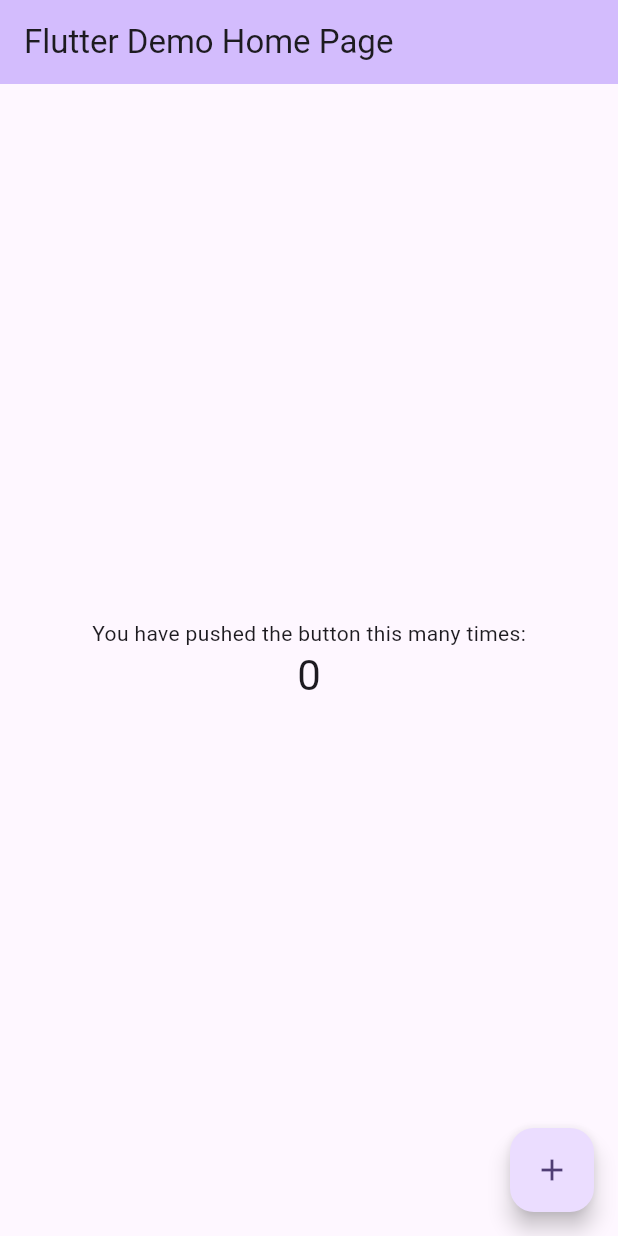
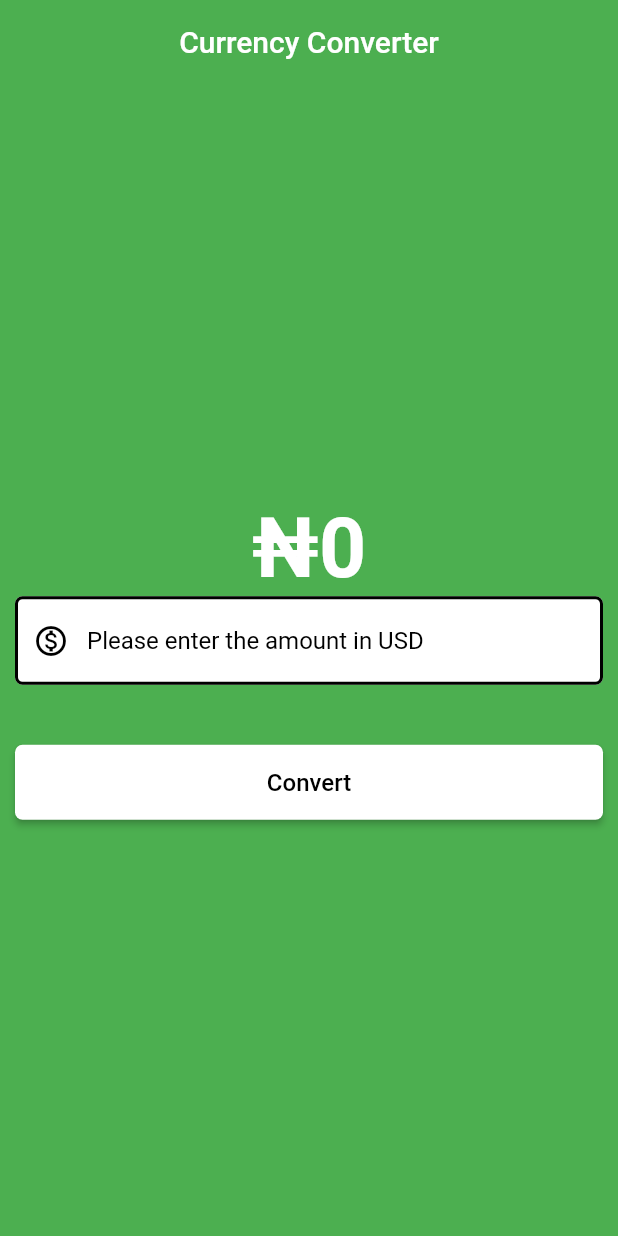
Before and after one commit to AduSaater/Currency-Converter-App, a Flutter app: the screen it shows after launch, on a phone screen of 412 x 824 dp. Run offline on Flutter 3.47's test engine with Material 2 defaults, Android fonts, the phone set to English and light mode, and no system bars.

Commit message:
currency converter screen

```diff
--- /dev/null
+++ b/lib/CurrencyConverterPage.dart
@@ -0,0 +1,98 @@
+import 'package:flutter/material.dart';
+class CurrencyConverterPage extends StatefulWidget {
+  const CurrencyConverterPage({super.key});
+
+  @override
+  State<CurrencyConverterPage> createState() => _CurrencyConverterMaterialPageState();
+}
+
+class _CurrencyConverterMaterialPageState extends State<CurrencyConverterPage> {
+  double result = 0;
+  final TextEditingController textEditingController = TextEditingController();
+
+  void convert() {
+    double exchangeRate = 760.78; // Current exchange rate
+    result = double.parse(textEditingController.text) * exchangeRate;
+    setState(() {});
+  }
+  @override
+  void dispose() {
+    textEditingController.dispose();
+    super.dispose();
+  }
+
+  @override
+  Widget build(BuildContext context) {
+    final border = OutlineInputBorder(
+      borderSide: const BorderSide(
+        width: 2.0,
+        style: BorderStyle.solid,
+      ),
+      borderRadius: BorderRadius.circular(5),
+    );
+
+    return SafeArea(
+      child: Scaffold(
+        backgroundColor: Colors.green,
+        appBar: AppBar(
+          backgroundColor: Colors.green,
+          elevation: 0,
+          title: const Text('Currency Converter'),
+          centerTitle: true,
+        ),
+        body: Center(
+          child: Padding(
+            padding: const EdgeInsets.all(10),
+            child: Column(
+              mainAxisAlignment: MainAxisAlignment.center,
+              children: [
+                Text(
+                  '₦${result != 0 ? result.toStringAsFixed(3) : result.toStringAsFixed(0)}',
+                  style: const TextStyle(
+                    fontSize: 55,
+                    fontWeight: FontWeight.bold,
+                    color: Color.fromARGB(255, 255, 255, 255),
+                  ),
+                ),
+                TextField(
+                  controller: textEditingController,
+                  style: const TextStyle(
+                    color: Colors.black,
+                  ),
+                  decoration: InputDecoration(
+                    hintText: 'Please enter the amount in USD',
+                    hintStyle: const TextStyle(
+                      color: Colors.black,
+                    ),
+                    prefixIcon: const Icon(Icons.monetization_on_outlined),
+                    prefixIconColor: Colors.black,
+                    filled: true,
+                    fillColor: Colors.white,
+                    focusedBorder: border,
+                    enabledBorder: border,
+                  ),
+                  keyboardType: const TextInputType.numberWithOptions(
+                    decimal: true,
+                  ),
+                ),
+                const SizedBox(height: 40),
+                ElevatedButton(
+                  onPressed: convert,
+                  style: TextButton.styleFrom(
+                    backgroundColor: Colors.white,
+                    foregroundColor: Colors.white,
+                    minimumSize: const Size(double.infinity, 50),
+                    shape: RoundedRectangleBorder(
+                      borderRadius: BorderRadius.circular(5),
+                    ),
+                  ),
+                  child: const Text('Convert', style: TextStyle(color: Colors.black, fontSize: 16),),
+                ),
+              ],
+            ),
+          ),
+        ),
+      ),
+    );
+  }
+}
--- a/lib/main.dart
+++ b/lib/main.dart
@@ -1,3 +1,4 @@
+import 'package:currencyconverter/CurrencyConverterPage.dart';
 import 'package:flutter/material.dart';
 
 void main() {
@@ -7,119 +8,11 @@ void main() {
 class MyApp extends StatelessWidget {
   const MyApp({super.key});
 
-  // This widget is the root of your application.
   @override
   Widget build(BuildContext context) {
-    return MaterialApp(
-      title: 'Flutter Demo',
-      theme: ThemeData(
-        // This is the theme of your application.
-        //
-        // TRY THIS: Try running your application with "flutter run". You'll see
-        // the application has a blue toolbar. Then, without quitting the app,
-        // try changing the seedColor in the colorScheme below to Colors.green
-        // and then invoke "hot reload" (save your changes or press the "hot
-        // reload" button in a Flutter-supported IDE, or press "r" if you used
-        // the command line to start the app).
-        //
-        // Notice that the counter didn't reset back to zero; the application
-        // state is not lost during the reload. To reset the state, use hot
-        // restart instead.
-        //
-        // This works for code too, not just values: Most code changes can be
-        // tested with just a hot reload.
-        colorScheme: ColorScheme.fromSeed(seedColor: Colors.deepPurple),
-        useMaterial3: true,
-      ),
-      home: const MyHomePage(title: 'Flutter Demo Home Page'),
+    return const MaterialApp(
+      debugShowCheckedModeBanner: false,
+      home: CurrencyConverterPage(),
     );
   }
 }
-
-class MyHomePage extends StatefulWidget {
-  const MyHomePage({super.key, required this.title});
-
-  // This widget is the home page of your application. It is stateful, meaning
-  // that it has a State object (defined below) that contains fields that affect
-  // how it looks.
-
-  // This class is the configuration for the state. It holds the values (in this
-  // case the title) provided by the parent (in this case the App widget) and
-  // used by the build method of the State. Fields in a Widget subclass are
-  // always marked "final".
-
-  final String title;
-
-  @override
-  State<MyHomePage> createState() => _MyHomePageState();
-}
-
-class _MyHomePageState extends State<MyHomePage> {
-  int _counter = 0;
-
-  void _incrementCounter() {
-    setState(() {
-      // This call to setState tells the Flutter framework that something has
-      // changed in this State, which causes it to rerun the build method below
-      // so that the display can reflect the updated values. If we changed
-      // _counter without calling setState(), then the build method would not be
-      // called again, and so nothing would appear to happen.
-      _counter++;
-    });
-  }
-
-  @override
-  Widget build(BuildContext context) {
-    // This method is rerun every time setState is called, for instance as done
-    // by the _incrementCounter method above.
-    //
-    // The Flutter framework has been optimized to make rerunning build methods
-    // fast, so that you can just rebuild anything that needs updating rather
-    // than having to individually change instances of widgets.
-    return Scaffold(
-      appBar: AppBar(
-        // TRY THIS: Try changing the color here to a specific color (to
-        // Colors.amber, perhaps?) and trigger a hot reload to see the AppBar
-        // change color while the other colors stay the same.
-        backgroundColor: Theme.of(context).colorScheme.inversePrimary,
-        // Here we take the value from the MyHomePage object that was created by
-        // the App.build method, and use it to set our appbar title.
-        title: Text(widget.title),
-      ),
-      body: Center(
-        // Center is a layout widget. It takes a single child and positions it
-        // in the middle of the parent.
-        child: Column(
-          // Column is also a layout widget. It takes a list of children and
-          // arranges them vertically. By default, it sizes itself to fit its
-          // children horizontally, and tries to be as tall as its parent.
-          //
-          // Column has various properties to control how it sizes itself and
-          // how it positions its children. Here we use mainAxisAlignment to
-          // center the children vertically; the main axis here is the vertical
-          // axis because Columns are vertical (the cross axis would be
-          // horizontal).
-          //
-          // TRY THIS: Invoke "debug painting" (choose the "Toggle Debug Paint"
-          // action in the IDE, or press "p" in the console), to see the
-          // wireframe for each widget.
-          mainAxisAlignment: MainAxisAlignment.center,
-          children: <Widget>[
-            const Text(
-              'You have pushed the button this many times:',
-            ),
-            Text(
-              '$_counter',
-              style: Theme.of(context).textTheme.headlineMedium,
-            ),
-          ],
-        ),
-      ),
-      floatingActionButton: FloatingActionButton(
-        onPressed: _incrementCounter,
-        tooltip: 'Increment',
-        child: const Icon(Icons.add),
-      ), // This trailing comma makes auto-formatting nicer for build methods.
-    );
-  }
-}
```
